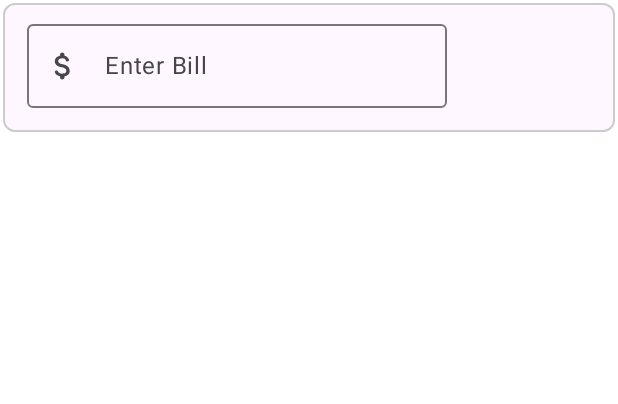
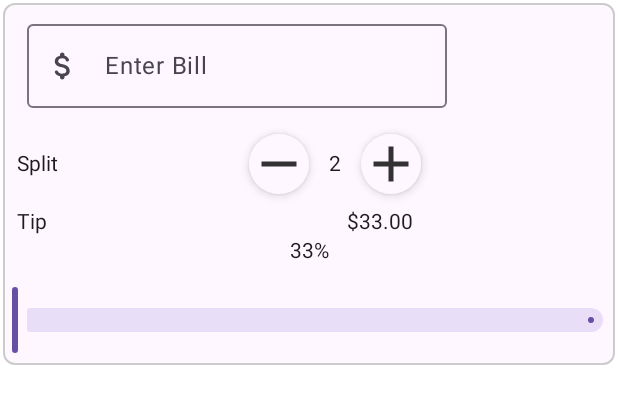
Before and after one commit to oddy-bassey/Android-Kotlin, an Android app built with Jetpack Compose: the @Preview function MainContent, on a phone screen of 412 x 824 dp. Shown: the top 404 px of the screen. Run offline under Robolectric (Android 15) with nearby library versions, the phone set to English and light mode, and no system bars.

```diff
--- a/JetTipApp/app/src/main/java/com/vaultcode/MainActivity.kt
+++ b/JetTipApp/app/src/main/java/com/vaultcode/MainActivity.kt
@@ -23,14 +23,17 @@ import androidx.compose.material.icons.Icons
 import androidx.compose.material.icons.filled.Add
 import androidx.compose.material.icons.filled.Remove
 import androidx.compose.material3.MaterialTheme
+import androidx.compose.material3.Slider
 import androidx.compose.material3.Surface
 import androidx.compose.material3.Text
 import androidx.compose.runtime.Composable
+import androidx.compose.runtime.mutableFloatStateOf
 import androidx.compose.runtime.mutableStateOf
 import androidx.compose.runtime.remember
 import androidx.compose.ui.Alignment
 import androidx.compose.ui.Modifier
 import androidx.compose.ui.draw.clip
+import androidx.compose.ui.focus.focusModifier
 import androidx.compose.ui.graphics.Color
 import androidx.compose.ui.graphics.vector.ImageVector
 import androidx.compose.ui.platform.LocalSoftwareKeyboardController
@@ -119,6 +122,10 @@ fun BillForm(modifier: Modifier = Modifier,
     }
     val keyboardController = LocalSoftwareKeyboardController.current
 
+    val sliderPositionState = remember {
+        mutableFloatStateOf(0f)
+    }
+
     Surface(
         modifier = Modifier
             .padding(2.dp)
@@ -142,7 +149,7 @@ fun BillForm(modifier: Modifier = Modifier,
                     keyboardController?.hide()
                 }
             )
-            if (validState) {
+            //if (validState) {
                 Row(modifier = Modifier.padding(3.dp),
                     horizontalArrangement = Arrangement.Start) {
                     Text("Split",
@@ -156,17 +163,43 @@ fun BillForm(modifier: Modifier = Modifier,
                             onClick = { Log.d("Icon", "BillForm: Remove") })
 
                         Text(text = "2",
-                            modifier = Modifier.align(Alignment.CenterVertically)
-                                .padding(start = 9.dp, end = 9.dp ))
+                            modifier = Modifier
+                                .align(Alignment.CenterVertically)
+                                .padding(start = 9.dp, end = 9.dp))
 
                         RoundIconButton(modifier = Modifier,
                             imageVector = Icons.Default.Add,
                             onClick = { Log.d("Icon", "BillForm: Add") })
                     }
                 }
-            } else {
-                Box() {}
+            // Tip Row
+            Row (modifier = Modifier
+                .padding(horizontal = 3.dp, vertical = 3.dp)){
+                Text(text = "Tip",
+                modifier = Modifier.align(Alignment.CenterVertically))
+
+                Spacer(modifier = Modifier.width(200.dp))
+
+                Text(text = "$33.00",
+                    modifier = Modifier.align(Alignment.CenterVertically))
             }
+
+            Column(verticalArrangement = Arrangement.Center,
+                horizontalAlignment = Alignment.CenterHorizontally) {
+
+                Text(text = "33%")
+
+                Spacer(modifier = Modifier.height(14.dp))
+
+                Slider(value = sliderPositionState.value,
+                    onValueChange = {newValue ->
+                        sliderPositionState.value = newValue
+                        Log.d("Slider", "BillForm: $newValue")
+                    })
+            }
+//            } else {
+//                Box() {}
+//            }
         }
     }
 }
```
